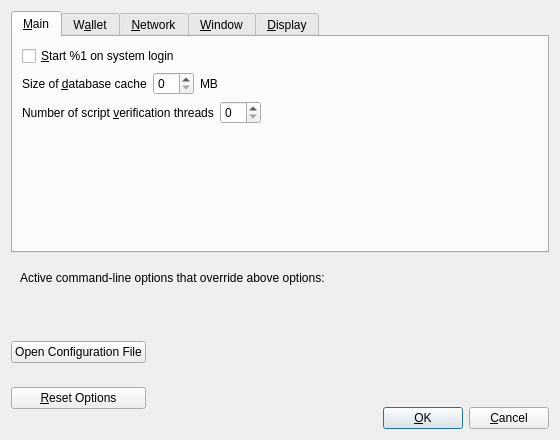
First picture: the form in src/qt/forms/optionsdialog.ui, repository GeorgeRDG/litecoinz, before the edit.
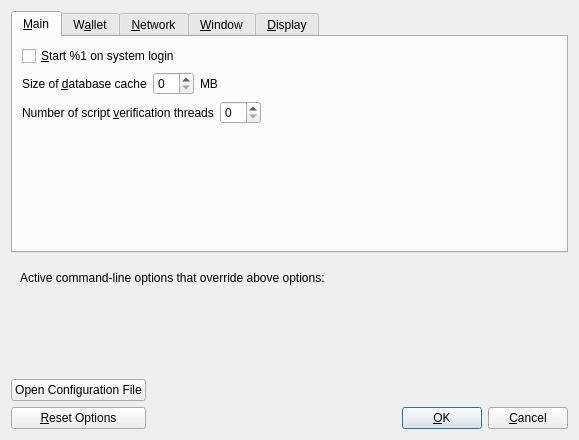
Second picture: the form after the edit. Icons and pictures are not drawn. Custom widgets are drawn as their Qt base class.

Patch:
```diff
--- a/src/qt/forms/optionsdialog.ui
+++ b/src/qt/forms/optionsdialog.ui
@@ -6,7 +6,7 @@
    <rect>
     <x>0</x>
     <y>0</y>
-    <width>560</width>
+    <width>579</width>
     <height>440</height>
    </rect>
   </property>
@@ -673,6 +673,19 @@
     <layout class="QHBoxLayout" name="horizontalLayout_Buttons">
      <item>
       <layout class="QVBoxLayout" name="verticalLayout_Buttons">
+       <item>
+        <spacer name="verticalSpacer_2">
+         <property name="orientation">
+          <enum>Qt::Vertical</enum>
+         </property>
+         <property name="sizeHint" stdset="0">
+          <size>
+           <width>20</width>
+           <height>40</height>
+          </size>
+         </property>
+        </spacer>
+       </item>
        <item>
         <widget class="QPushButton" name="openBitcoinConfButton">
          <property name="toolTip">
```
